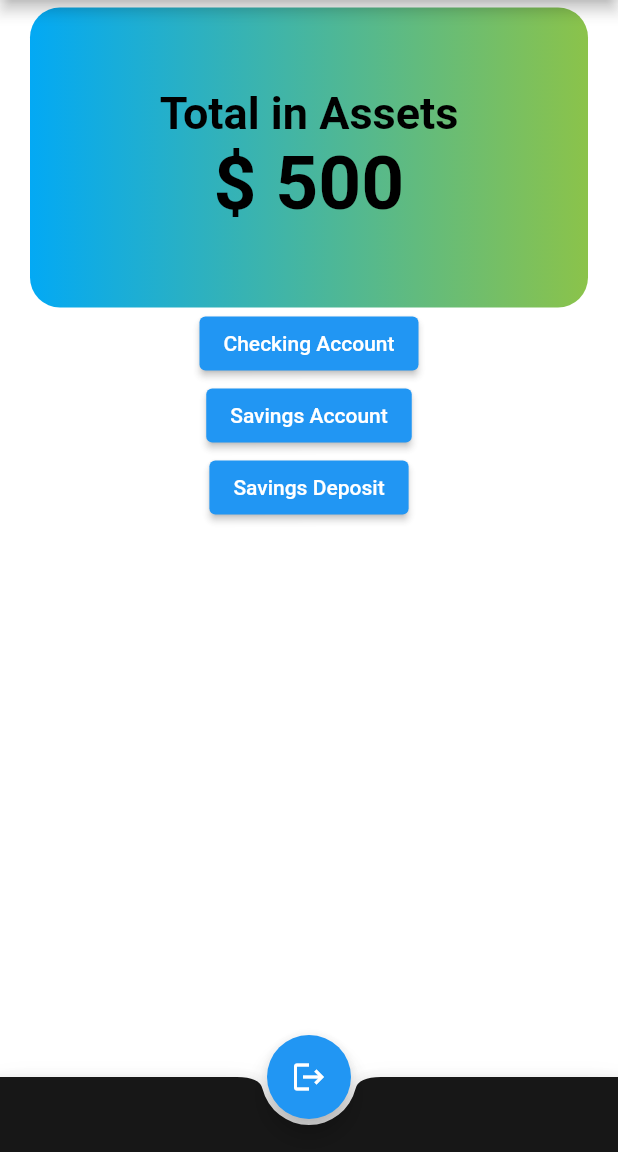
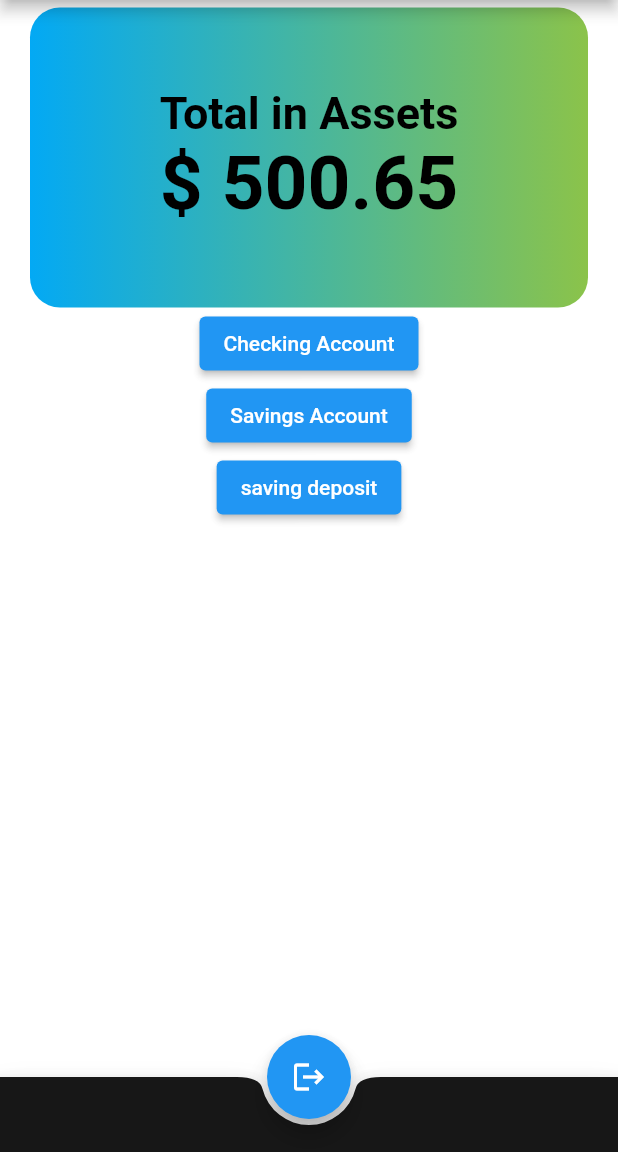
Before and after one commit to Lexid1622/Flutter-Simple-Banking, a Flutter app: the HomeScreen screen opened by its route, on a phone screen of 412 x 824 dp, the part 84-1236 px from its top. Run offline on Flutter 3.47's test engine with Material 2 defaults, Android fonts, the phone set to English and light mode, and no system bars; our stand-ins replace firebase_auth, firebase_core, modal_progress_hud_nsn; accounts and stored records are empty.

Commit message:
I have now completed saving and checking pages in the navigation. Currently they only show the card at the top.

```diff
--- a/lib/globals.dart
+++ b/lib/globals.dart
@@ -1,3 +1,4 @@
-library my_prj.globals;
+library globals;
 
-num assets=500;
+//double assets=500.65;
+double valueDeposit=0.00;
--- a/lib/home_screen.dart
+++ b/lib/home_screen.dart
@@ -1,20 +1,47 @@
+//import 'dart:js';
+
+//import 'dart:js';
+
 import 'package:flutter/cupertino.dart';
 import 'package:flutter/material.dart';
-import 'package:test5/checking.dart';
 import 'package:test5/saving_transaction.dart';
-import 'globals.dart';
+//import 'package:test5/checking.dart';
+//import 'package:test5/saving_transaction.dart';
+//import 'globals.dart';
 
 class HomeScreen extends StatefulWidget {
-  const HomeScreen({super.key});
+  //static late List<savings> savings;
+  double savings1;
+
+  HomeScreen({super.key, required this.savings1});
 
   @override
   _HomeScreen createState() => _HomeScreen();
+/*
+  const HomeScreen({
+    Key? key,
+    required this.savings,
+}):super(key: key);*/
+
 }
 
 class _HomeScreen extends State<HomeScreen> {
 
+
   @override
   Widget build(BuildContext context) {
+    /*void goToSavingTransaction(){
+      Navigator.of(context).push(MaterialPageRoute(
+          builder: (context){
+            return const SavingsTransaction();
+          }
+      )).then((valueFromTextField){
+        // use your valueFromTextField from the second page
+        num contextHolder=context as num;
+        assets= contextHolder+assets;
+      });
+    }*/
+    widget.savings1= 500.65;
     return Scaffold(
       appBar: AppBar(
         leading: const Icon(Icons.monetization_on),
@@ -46,7 +73,7 @@ class _HomeScreen extends State<HomeScreen> {
                         fontSize: 30),
                   ),
                   Text(
-                    '\$ $assets',
+                    '\$ ${widget.savings1}',
                     style: const TextStyle(
                         fontWeight: FontWeight.bold,
                         color: Colors.black,
@@ -57,13 +84,22 @@ class _HomeScreen extends State<HomeScreen> {
             )
         ),
             ElevatedButton (
-              onPressed: () => setState(() {Navigator.pushNamed(context, 'checking_screen');}), child: Text('Checking Account'),
+              onPressed: () => setState(() {Navigator.pushNamed(context, 'checking_screen');}), child: const Text('Checking Account'),
             ),
             ElevatedButton (
-              onPressed: () => const Checking(), child: const Text("Savings Account"),
+              onPressed: () => setState(() {Navigator.pushNamed(context, 'saving_screen');}), child: const Text('Savings Account'),
             ),
             ElevatedButton (
-              onPressed: () => const SavingsTransaction(), child: const Text("Savings Deposit"),
+                onPressed: () =>
+                  Navigator.push(
+                    context,
+                    MaterialPageRoute(
+                    builder: (context) => SavingsTransaction(savings2: widget.savings1),
+                    )
+                  ), child: const Text('saving deposit'),
+                //Navigator.pushNamed(context, 'saving_transaction_screen'),
+                //Navigator.push(context, savings as Route<Object?>),
+                //child: const Text('saving deposit'),,// );}), child: const Text('Saving Transaction'),
             ),
           ],
         )
--- a/lib/main.dart
+++ b/lib/main.dart
@@ -2,6 +2,7 @@ import 'package:flutter/material.dart';
 import 'package:firebase_core/firebase_core.dart';
 import 'package:test5/checking.dart';
 import 'package:test5/saving.dart';
+import 'package:test5/saving_transaction.dart';
 import 'firebase_options.dart';
 import 'welcome_screen.dart';
 import 'home_screen.dart';
@@ -28,9 +29,10 @@ class MyApp extends StatelessWidget {
         'welcome_screen': (context) => const WelcomeScreen(),
         'registration_screen': (context) => const RegistrationScreen(),
         'login_screen': (context) => const LoginScreen(),
-        'home_screen': (context) => const HomeScreen(),
+        'home_screen': (context) => HomeScreen(savings1: 500.65,),
         'checking_screen': (context) => const Checking(),
         'saving_screen' : (context) => const Saving(),
+        'saving_transaction_screen' : (context) => SavingsTransaction(savings2: 0,),
       },
     );
   }
```
Also changed, not shown: lib/saving_transaction.dart (+52 -19 lines).
